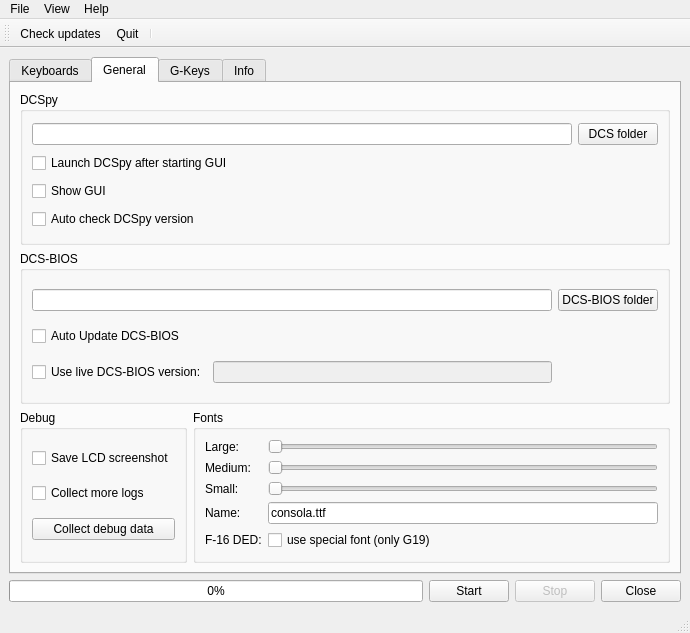
The window that dcspy/ui/qtdcs.ui (emcek/dcspy) describes before a commit, drawn with Qt 5.
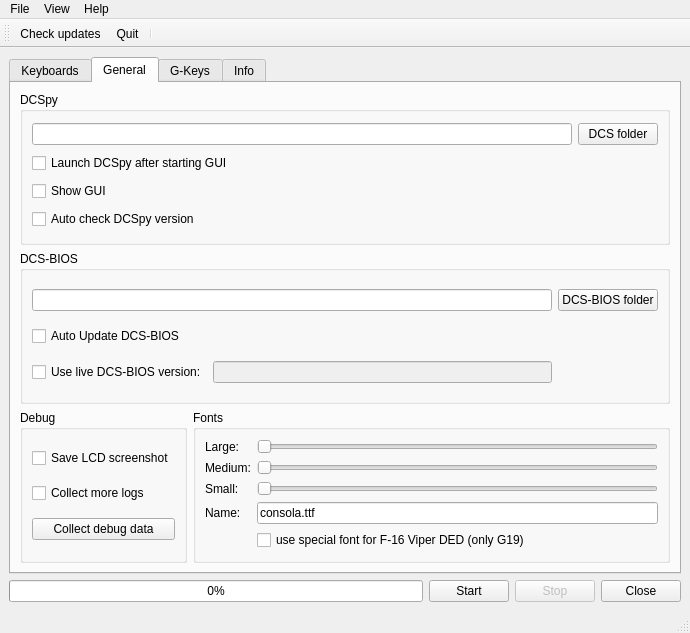
The same window after the commit. The open tabs and pages were chosen to show the change. Icons and pictures are not drawn.

The edit to the form file:
```diff
--- a/dcspy/ui/qtdcs.ui
+++ b/dcspy/ui/qtdcs.ui
@@ -229,14 +229,7 @@
             <property name="title">
              <string>Fonts</string>
             </property>
-            <layout class="QFormLayout" name="formLayout">
-             <item row="0" column="0">
-              <widget class="QLabel" name="label">
-               <property name="text">
-                <string>Large:</string>
-               </property>
-              </widget>
-             </item>
+            <layout class="QGridLayout" name="gridLayout_3">
              <item row="0" column="1">
               <widget class="QSlider" name="hs_large_font">
                <property name="orientation">
@@ -244,17 +237,17 @@
                </property>
               </widget>
              </item>
-             <item row="1" column="0">
-              <widget class="QLabel" name="label_2">
+             <item row="3" column="1">
+              <widget class="QLineEdit" name="le_font_name">
                <property name="text">
-                <string>Medium:</string>
+                <string>consola.ttf</string>
                </property>
               </widget>
              </item>
-             <item row="1" column="1">
-              <widget class="QSlider" name="hs_medium_font">
-               <property name="orientation">
-                <enum>Qt::Horizontal</enum>
+             <item row="4" column="1">
+              <widget class="QCheckBox" name="cb_ded_font">
+               <property name="text">
+                <string>use special font for F-16 Viper DED (only G19)</string>
                </property>
               </widget>
              </item>
@@ -272,6 +265,27 @@
                </property>
               </widget>
              </item>
+             <item row="1" column="0">
+              <widget class="QLabel" name="label_2">
+               <property name="text">
+                <string>Medium:</string>
+               </property>
+              </widget>
+             </item>
+             <item row="1" column="1">
+              <widget class="QSlider" name="hs_medium_font">
+               <property name="orientation">
+                <enum>Qt::Horizontal</enum>
+               </property>
+              </widget>
+             </item>
+             <item row="0" column="0">
+              <widget class="QLabel" name="label">
+               <property name="text">
+                <string>Large:</string>
+               </property>
+              </widget>
+             </item>
              <item row="3" column="0">
               <widget class="QLabel" name="label_4">
                <property name="text">
@@ -279,27 +293,6 @@
                </property>
               </widget>
              </item>
-             <item row="3" column="1">
-              <widget class="QLineEdit" name="le_font_name">
-               <property name="text">
-                <string>consola.ttf</string>
-               </property>
-              </widget>
-             </item>
-             <item row="4" column="0">
-              <widget class="QLabel" name="label_5">
-               <property name="text">
-                <string>F-16 DED:</string>
-               </property>
-              </widget>
-             </item>
-             <item row="4" column="1">
-              <widget class="QCheckBox" name="cb_ded_font">
-               <property name="text">
-                <string>use special font (only G19)</string>
-               </property>
-              </widget>
-             </item>
             </layout>
            </widget>
           </item>
```
